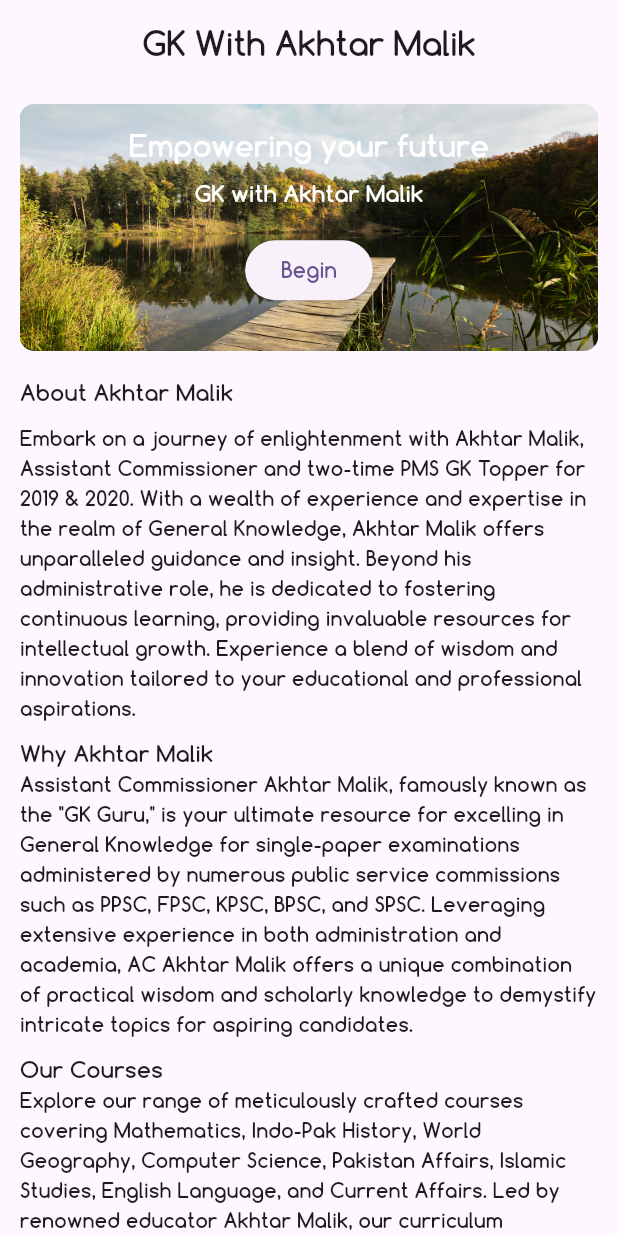
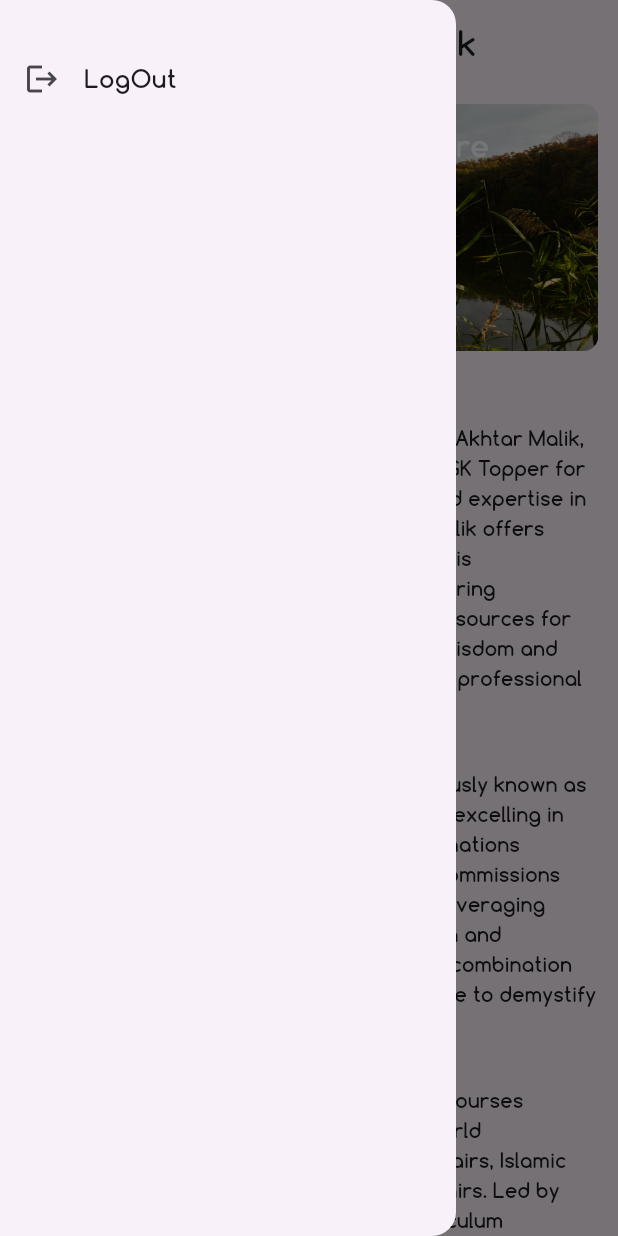
Before and after one commit to MuhammadAhmad338/GKWITHAKHTARMALIK, a Flutter app: the screen it shows after launch, with the side drawer open (before the commit the screen has no drawer), on a phone screen of 412 x 824 dp. Run offline on Flutter 3.47's test engine with Material 3 defaults, Android fonts, the phone set to English and light mode, and no system bars; our stand-ins replace firebase_auth, firebase_core; accounts and stored records are empty.

Commit message:
latest commits

```diff
--- a/lib/Services/authService.dart
+++ b/lib/Services/authService.dart
@@ -1,5 +1,4 @@
 // ignore_for_file: file_names
-
 import 'package:flutter/material.dart';
 import 'package:firebase_auth/firebase_auth.dart';
 import 'package:gkwithakhtarmalik/Helper/const.dart';
--- a/lib/views/homepage.dart
+++ b/lib/views/homepage.dart
@@ -1,5 +1,7 @@
 import 'package:flutter/material.dart';
 import 'package:gkwithakhtarmalik/Helper/widthHeight.dart';
+import 'package:gkwithakhtarmalik/Services/authService.dart';
+import 'package:gkwithakhtarmalik/views/signuppage.dart';
 
 class HomePage extends StatefulWidget {
   const HomePage({super.key});
@@ -9,14 +11,57 @@
 }
 
 class _HomePageState extends State<HomePage> {
+  var courseslist = [
+    "assets/images/courses/course.jpg",
+    "assets/images/courses/course1.jpg",
+    "assets/images/courses/course2.jpg",
+    "assets/images/courses/course3.jpg",
+    "assets/images/courses/course4.jpg",
+    "assets/images/courses/course5.jpg",
+    "assets/images/courses/course6.jpg",
+    "assets/images/courses/course7.jpg",
+    "assets/images/courses/course8.jpg",
+  ];
+
+  var enterprenuerlist = [
+    "assets/images/enterprenuer/enterprenuer.jpg",
+    "assets/images/enterprenuer/enter2.jpg",
+  ];
+  final AuthService auth = AuthService();
   @override
   Widget build(BuildContext context) {
     final height = getScreenHeight(context);
 
     return Scaffold(
       appBar: AppBar(
+        backgroundColor: Colors.transparent,
+        elevation: 0.0,
         centerTitle: true,
         title: const Text('GK With Akhtar Malik'),
+      ),
+      drawer: Drawer(
+        child: Column(
+          children: <Widget>[
+            SizedBox(height: height * 0.030),
+            ListTile(
+              leading: const Icon(Icons.logout),
+              title: const Text(
+                "LogOut",
+                style: TextStyle(fontWeight: FontWeight.bold),
+              ),
+              onTap: () async {
+                await auth.signOut();
+                Navigator.pop(context);
+                Navigator.pushReplacement(
+                  context,
+                  MaterialPageRoute(
+                    builder: (context) => const SignUpScreen(),
+                  ),
+                );
+              },
+            ),
+          ],
+        ),
       ),
       body: SingleChildScrollView(
           child: Padding(
@@ -122,15 +167,16 @@
               width: double.infinity,
               height: height * .19,
               child: Card(
-                color: Colors.blueAccent,
                 elevation: 5,
                 shape: RoundedRectangleBorder(
                   borderRadius:
                       BorderRadius.circular(12), // Example height * 0.012
                 ),
-                child: const Padding(
-                  padding: EdgeInsets.all(16), // Example height * 0.016
-                  child: Center(child: Text('Card Content')),
+                child: Padding(
+                  padding: const EdgeInsets.all(2), // Example height * 0.016
+                  child: Image.asset(
+                      "assets/images/enterprenuer/enterpreneur.jpg",
+                      fit: BoxFit.cover),
                 ),
               ),
             ),
@@ -141,15 +187,17 @@
               width: double.infinity,
               height: height * .19,
               child: Card(
-                color: Colors.blue,
                 elevation: 5,
                 shape: RoundedRectangleBorder(
                   borderRadius:
                       BorderRadius.circular(12), // Example height * 0.012
                 ),
-                child: const Padding(
-                  padding: EdgeInsets.all(16), // Example height * 0.016
-                  child: Center(child: Text('Card Content')),
+                child: Padding(
+                  padding: const EdgeInsets.all(2), // Example height * 0.016
+                  child: Image.asset(
+                    "assets/images/enterprenuer/enter2.jpg",
+                    fit: BoxFit.fill,
+                  ),
                 ),
               ),
             ),
@@ -174,7 +222,9 @@
                   mainAxisSpacing: 8.0,
                   physics: const NeverScrollableScrollPhysics(),
                   shrinkWrap: true,
-                  children: List.generate(7, (index) {
+                  children: List.generate(courseslist.length, (index) {
+                    var course = courseslist[index];
+                    print(course);
                     return Card(
                       color: Colors.blueGrey,
                       elevation: 5,
@@ -183,7 +233,12 @@
                       ),
                       child: Padding(
                         padding: EdgeInsets.all(height * 0.016),
-                        child: Center(child: Text('Card ${index + 1}')),
+                        child: Center(
+                          child: Image.asset(
+                            course,
+                            fit: BoxFit.cover,
+                          ),
+                        ),
                       ),
                     );
                   }),
--- a/pubspec.yaml
+++ b/pubspec.yaml
@@ -64,6 +64,8 @@
   # To add assets to your application, add an assets section, like this:
   assets:
     - assets/images/
+    - assets/images/courses/
+    - assets/images/enterprenuer/
   # assets:
   #   - images/a_dot_burr.jpeg
   #   - images/a_dot_ham.jpeg
```
Also changed, not shown: lib/views/signuppage.dart (+4 -3 lines), assets/images/courses/course.jpg (added), assets/images/courses/course1.jpg (added), assets/images/courses/course2.jpg (added), assets/images/courses/course3.jpg (added), assets/images/courses/course4.jpg (added), assets/images/courses/course5.jpg (added), assets/images/courses/course6.jpg (added), assets/images/courses/course7.jpg (added), assets/images/courses/course8.jpg (added), assets/images/enterprenuer/enter2.jpg (added), assets/images/enterprenuer/enterpreneur.jpg (added).
